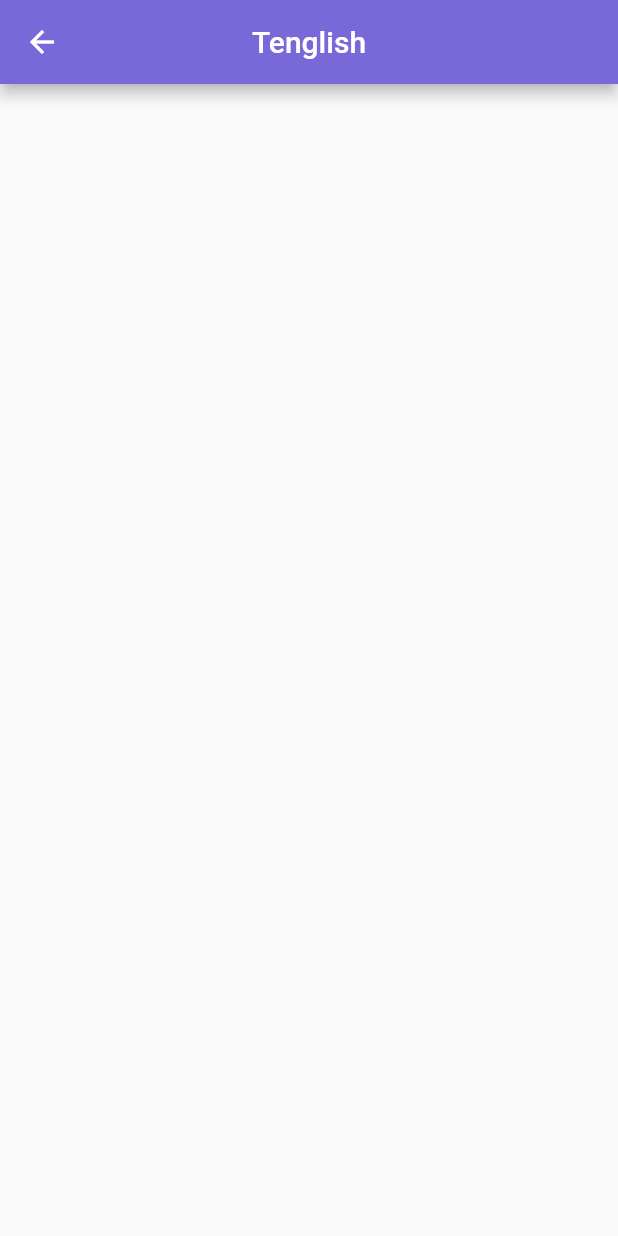
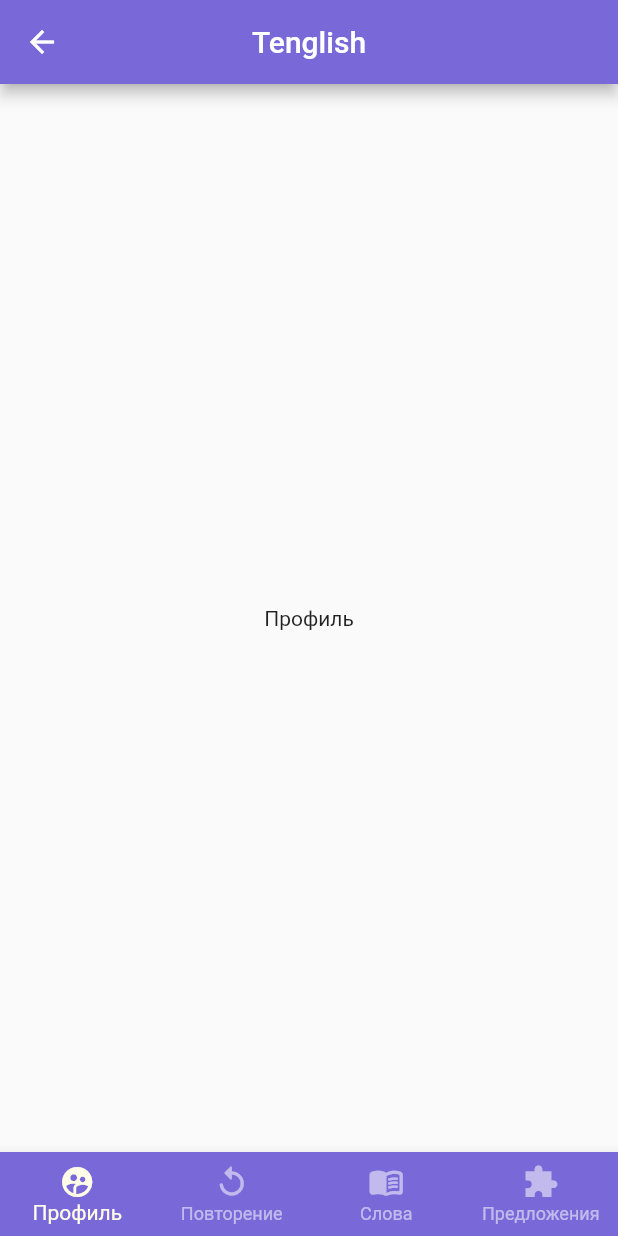
Before and after one commit to dmitry-lyovochkin/English_application, a Flutter app: the MainScreenWidget screen opened by its route, on a phone screen of 412 x 824 dp. Run offline on Flutter 3.47's test engine with Material 2 defaults, Android fonts, the phone set to English and light mode, and no system bars.

Commit message:
Свёрстан второй экран

```diff
--- a/lib/widgets/Theme/app_button_style.dart
+++ b/lib/widgets/Theme/app_button_style.dart
@@ -1,8 +1,11 @@
+import 'package:english_application/widgets/Theme/app_color.dart';
 import 'package:flutter/material.dart';
 
 abstract class AppButtonStyle {
   static final ButtonStyle linkButton = ButtonStyle(
-    foregroundColor: MaterialStateProperty.all(Color.fromRGBO(121, 104, 216, 1)),
+    // backgroundColor: MaterialStateProperty.all(AppColors.mainColorApp),
+    // foregroundColor: MaterialStateProperty.all(Colors.white),
+    foregroundColor: MaterialStateProperty.all(AppColors.mainColorApp),
     textStyle: MaterialStateProperty.all(
       TextStyle(fontSize: 16, fontWeight: FontWeight.w400),
     ),
--- /dev/null
+++ b/lib/widgets/Theme/app_color.dart
@@ -0,0 +1,5 @@
+import 'package:flutter/material.dart';
+
+abstract class AppColors {
+  static const mainColorApp = Color.fromRGBO(121, 104, 216, 1); /* 121, 104, 216, */ /* 190, 179, 239, */ /* 252, 200, 192, */ /* 173, 221, 254, */ /* 253, 160, 34, 1 */
+}
--- a/lib/widgets/main_screen/main_screen_widget.dart
+++ b/lib/widgets/main_screen/main_screen_widget.dart
@@ -1,13 +1,36 @@
 import 'package:flutter/material.dart';
 
 class MainScreenWidget extends StatefulWidget {
-  MainScreenWidget({Key? key}) : super(key: key);
+  const MainScreenWidget({Key? key}) : super(key: key);
 
   @override
   _MainScreenWidgetState createState() => _MainScreenWidgetState();
 }
 
 class _MainScreenWidgetState extends State<MainScreenWidget> {
+  int _selectedIndex = 0;
+  static const List<Widget> _widgetOptions = <Widget>[
+    Text(
+      'Профиль',
+    ),
+    Text(
+      'Повторение',
+    ),
+    Text(
+      'Слова',
+    ),
+    Text(
+      'Предложения',
+    ),
+  ];
+
+  void onSelectTub(int index) {
+    if (_selectedIndex == index) return; /* если индекс уже равен выделенной вкладке, то по сути ничего не делаем. Так стейт не обновляем, если вкладка уже выбрана */
+    setState(() {
+      _selectedIndex = index;
+    });
+  }
+
   @override
   Widget build(BuildContext context) {
     return Scaffold(
@@ -15,6 +38,26 @@ class _MainScreenWidgetState extends State<MainScreenWidget> {
         centerTitle: true,
         title: Text('Tenglish'),
       ),
+      body: Center(
+        child: _widgetOptions.elementAt(_selectedIndex),
+      ),
+      bottomNavigationBar:  BottomNavigationBar(
+        type: BottomNavigationBarType.fixed,
+        iconSize: 24,
+        // backgroundColor: Colors.red,
+        items: const <BottomNavigationBarItem>[
+          BottomNavigationBarItem(
+              icon: Icon(Icons.supervised_user_circle), label: 'Профиль'),
+          BottomNavigationBarItem(
+              icon: Icon(Icons.replay_rounded), label: 'Повторение'),
+          BottomNavigationBarItem(
+              icon: Icon(Icons.menu_book_rounded), label: 'Слова'),
+          BottomNavigationBarItem(
+              icon: Icon(Icons.extension_sharp), label: 'Предложения'),
+        ],
+        currentIndex: _selectedIndex,
+        onTap: onSelectTub,
+      ),
     );
   }
 }
```
Also changed, not shown: lib/main.dart (+19 -14 lines), lib/widgets/authorization/auth_widget.dart (+6 -10 lines), lib/widgets/main_screen/gfe.dart (added, +93 -0 lines).
